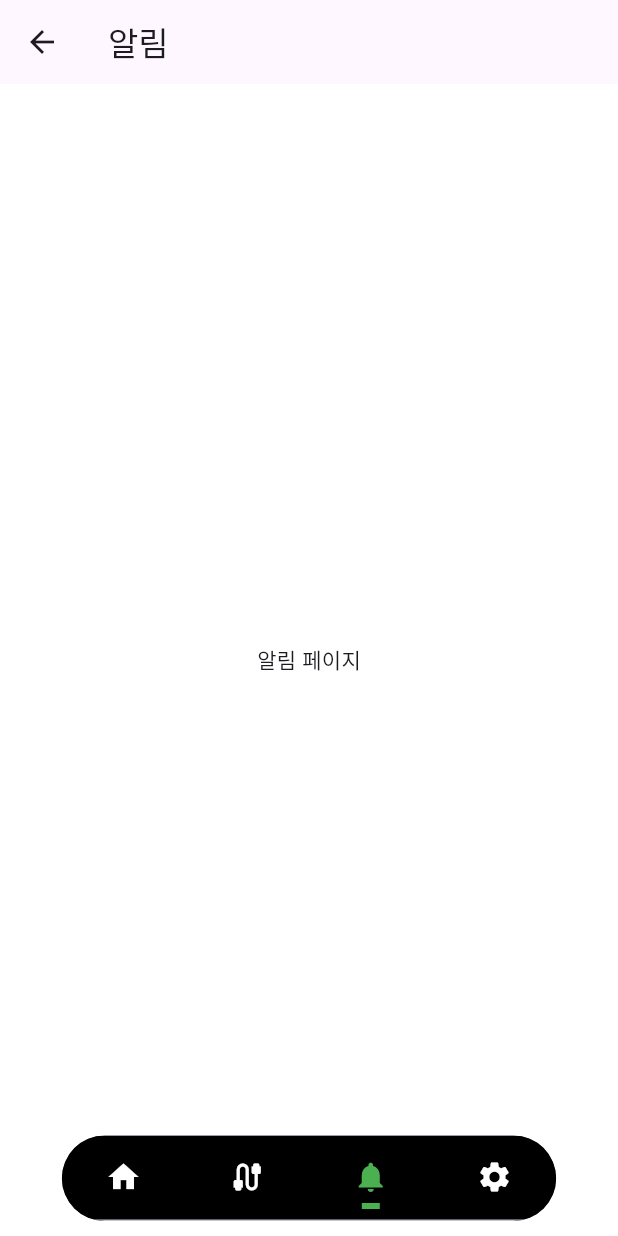
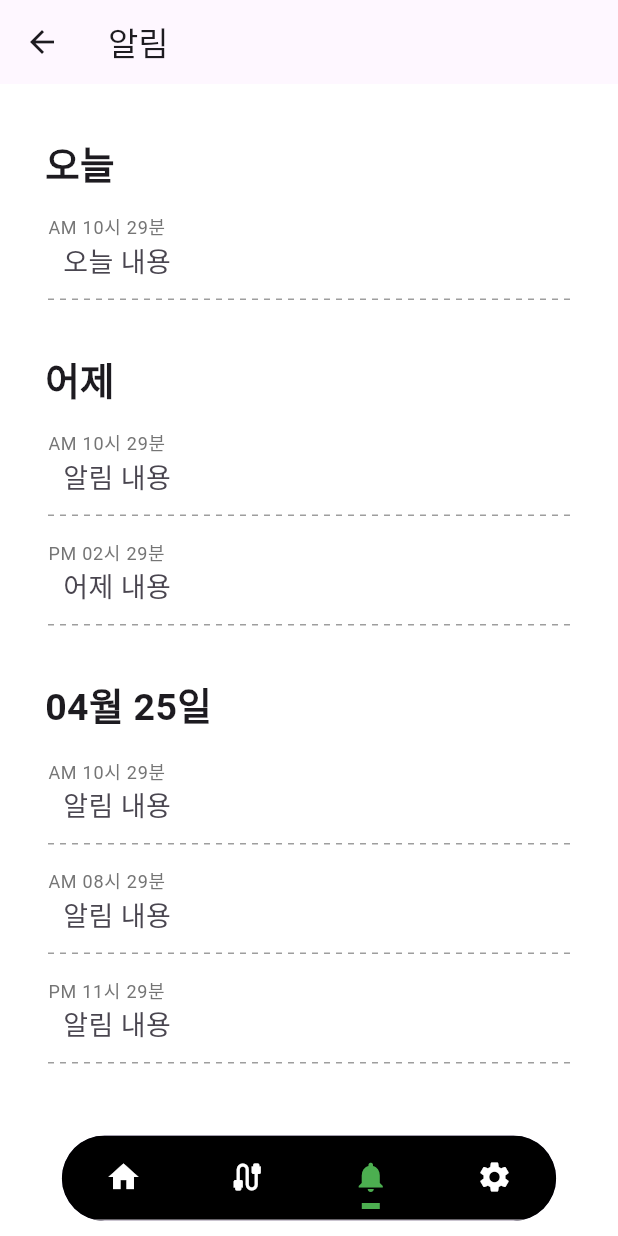
Before and after one commit to wondreaming/icecream, a Flutter app: the PHome screen opened by its route, item 3 of the bottom bar chosen, on a phone screen of 412 x 824 dp. Run offline on Flutter 3.47's test engine with Material 3 defaults, Android fonts, the light colour scheme and no system bars; drawn by our look-alikes of dotted_line; our stand-ins replace dio, dropdown_button2, firebase_core, firebase_messaging, flutter_dotenv, flutter_local_notifications and 5 more; missing offline and left inert: android_id, encrypt, kakao_map_plugin; accounts and stored records are empty; statements that could not run were skipped.

Commit message:
Feat : 부모 알림 페이지 구현

```diff
--- /dev/null
+++ b/FE/icecream/lib/noti/models/notification_model.dart
@@ -0,0 +1,47 @@
+class NotificationModel {
+  int? status;
+  String? message;
+  List<Data>? data;
+
+  NotificationModel({this.status, this.message, this.data});
+
+  NotificationModel.fromJson(Map<String, dynamic> json) {
+    status = json['status'];
+    message = json['message'];
+    if (json['data'] != null) {
+      data = <Data>[];
+      json['data'].forEach((v) {
+        data!.add(Data.fromJson(v));
+      });
+    }
+  }
+
+  Map<String, dynamic> toJson() {
+    final Map<String, dynamic> data = <String, dynamic>{};
+    data['status'] = status;
+    data['message'] = message;
+    if (this.data != null) {
+      data['data'] = this.data!.map((v) => v.toJson()).toList();
+    }
+    return data;
+  }
+}
+
+class Data {
+  String? date;
+  String? content;
+
+  Data({this.date, this.content});
+
+  Data.fromJson(Map<String, dynamic> json) {
+    date = json['date'];
+    content = json['content'];
+  }
+
+  Map<String, dynamic> toJson() {
+    final Map<String, dynamic> data = <String, dynamic>{};
+    data['date'] = date;
+    data['content'] = content;
+    return data;
+  }
+}
--- a/FE/icecream/lib/noti/screen/notification.dart
+++ b/FE/icecream/lib/noti/screen/notification.dart
@@ -1,17 +1,120 @@
 import 'package:flutter/material.dart';
+import 'package:intl/intl.dart';
+import 'package:dotted_line/dotted_line.dart';
 import 'package:icecream/com/widget/default_layout.dart';
-
 
 class Noti extends StatelessWidget {
   const Noti({super.key});
 
   @override
   Widget build(BuildContext context) {
+    // 임시 데이터
+    List<Map<String, dynamic>> tempData = [
+      {"date": "2024-04-29 10:29:24", "content": "오늘 내용"},
+      {"date": "2024-04-28 10:29:24", "content": "알림 내용"},
+      {"date": "2024-04-28 14:29:24", "content": "어제 내용"},
+      {"date": "2024-04-25 10:29:24", "content": "알림 내용"},
+      {"date": "2024-04-25 08:29:24", "content": "알림 내용"},
+      {"date": "2024-04-25 23:29:24", "content": "알림 내용"},
+      {"date": "2024-04-24 23:29:24", "content": "알림 내용"},
+      {"date": "2024-04-24 23:29:24", "content": "알림 내용"},
+      {"date": "2024-04-23 23:29:24", "content": "알림 내용"},
+      {"date": "2024-04-23 23:29:24", "content": "알림 내용"},
+      {"date": "2024-04-23 23:29:24", "content": "알림 내용"},
+      // 데이터 리스트 계속...
+    ];
+
+    // 날짜별로 알림 그룹화
+    Map<String, List<Map<String, dynamic>>> groupedData = {};
+    for (var element in tempData) {
+      DateTime dateTime = DateTime.parse(element['date']);
+      String formattedDate = _formatDateString(dateTime);
+      groupedData.putIfAbsent(formattedDate, () => []).add(element);
+    }
+
     return DefaultLayout(
       title: '알림',
-      child: Center(
-        child: Text('알림 페이지'),
+      child: Column(
+        children: [
+          Expanded(
+            // ListView를 Expanded로 감싸기
+            child: ListView(
+              shrinkWrap: true, // 컨텐츠의 크기에 맞춰서 ListView의 크기를 조절
+              children: groupedData.entries.map<Widget>((entry) {
+                return Column(
+                  crossAxisAlignment: CrossAxisAlignment.start,
+                  children: [
+                    const SizedBox(
+                      height: 35,
+                    ),
+                    Padding(
+                      padding: const EdgeInsets.fromLTRB(14.0, 0, 14, 0),
+                      child: Text(
+                        entry.key,
+                        style: const TextStyle(
+                          fontWeight: FontWeight.bold,
+                          fontSize: 25,
+                        ),
+                      ),
+                    ),
+                    ...entry.value.map((data) {
+                      DateTime date = DateTime.parse(data['date']);
+                      String time = DateFormat('a hh시 mm분')
+                          .format(date); // '오전 8시 35분' 형식
+                      return Column(
+                        children: [
+                          ListTile(
+                            title: Text(
+                              time,
+                              style: TextStyle(
+                                color: Colors.grey[600],
+                                fontSize: 12,
+                              ),
+                            ),
+                            subtitle: Row(
+                              children: [
+                                const SizedBox(
+                                  width: 10,
+                                ),
+                                Text(
+                                  data['content'],
+                                  style: const TextStyle(fontSize: 18),
+                                ),
+                              ],
+                            ),
+                          ),
+                          const Padding(
+                            padding: EdgeInsets.symmetric(horizontal: 16),
+                            child: DottedLine(dashColor: Colors.grey),
+                          ),
+                        ],
+                      );
+                    }),
+                  ],
+                );
+              }).toList(),
+            ),
+          ),
+          const SizedBox(
+            height: 90,
+          )
+        ],
       ),
     );
   }
+
+  String _formatDateString(DateTime dateTime) {
+    DateTime now = DateTime.now();
+    if (dateTime.year == now.year &&
+        dateTime.month == now.month &&
+        dateTime.day == now.day) {
+      return '오늘';
+    } else if (dateTime.year == now.year &&
+        dateTime.month == now.month &&
+        dateTime.day == now.day - 1) {
+      return '어제';
+    } else {
+      return DateFormat('MM월 dd일').format(dateTime);
+    }
+  }
 }
--- a/FE/icecream/pubspec.yaml
+++ b/FE/icecream/pubspec.yaml
@@ -55,6 +55,7 @@ dependencies:
   dart_amqp: ^0.2.5
   intl: ^0.19.0
   dropdown_button2: ^2.3.9
+  dotted_line: ^3.2.2
 
 
 
```
Also changed, not shown: FE/icecream/pubspec.lock.
